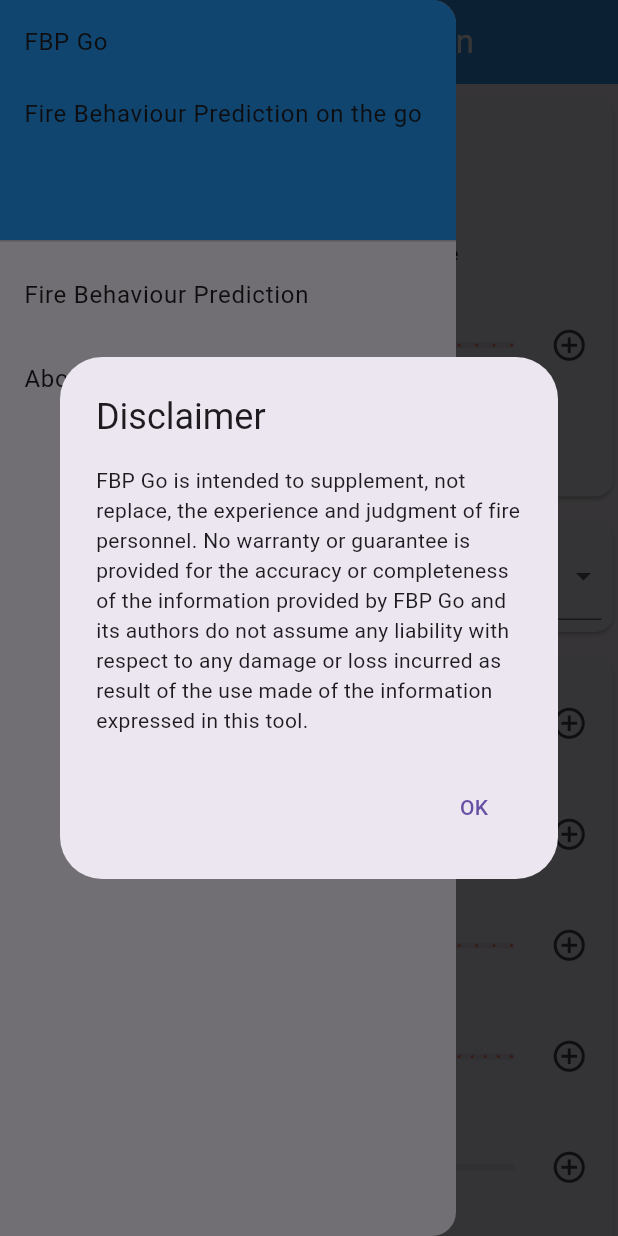
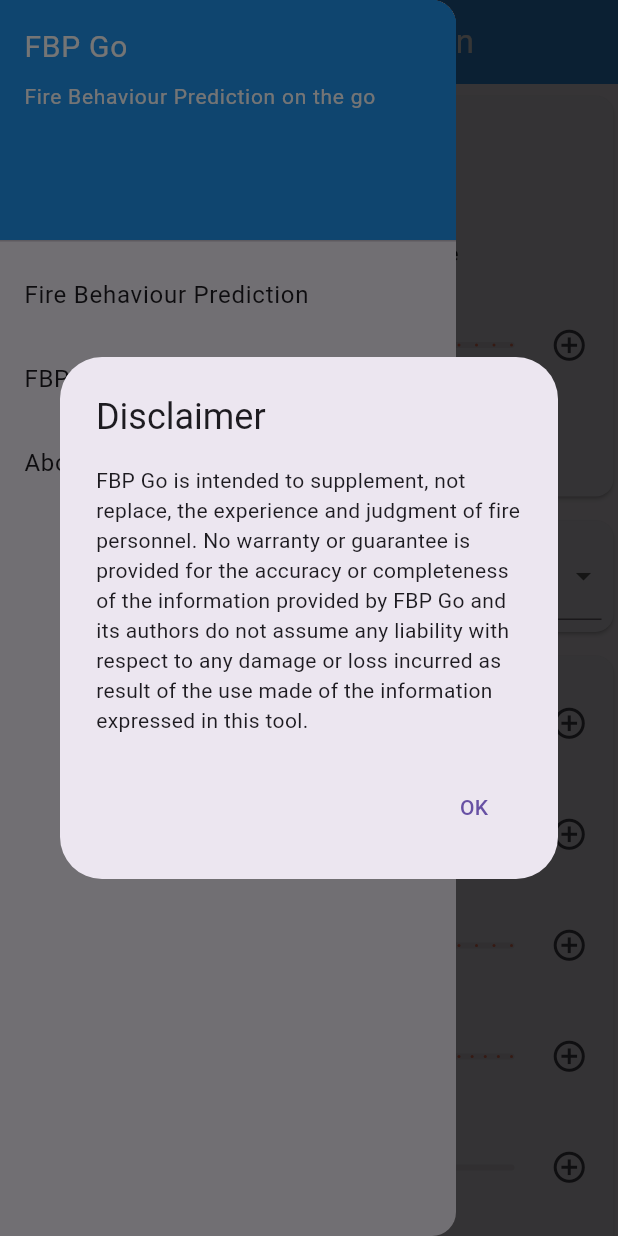
Before and after one commit to bcgov/fbp-go, a Flutter app: the screen it shows after launch, with the side drawer open, on a phone screen of 412 x 824 dp. Run offline on Flutter 3.47's test engine with Material 3 defaults, Android fonts, the light colour scheme and no system bars; our stand-ins replace geolocator, permission_handler, shared_preferences.

Commit message:
Assumptions Page (#32)
- Adds FBP assumptions from red book with citation
- Cleans up menu header
- Bumps to new minor version 1.1.0

```diff
--- a/lib/main.dart
+++ b/lib/main.dart
@@ -18,6 +18,7 @@
 import 'package:flutter/services.dart';
 
 import 'about.dart';
+import 'assumptions.dart';
 import 'fbp_advanced.dart';
 import 'package:flutter/material.dart';
 import 'cffdrs/fire_behaviour_prediction.dart';
@@ -47,7 +48,7 @@
   return '';
 }
 
-enum Section { advanced, fwi, about, fmc }
+enum Section { advanced, fwi, about, fmc, assumptions }
 
 class HomePage extends StatefulWidget {
   const HomePage({super.key});
@@ -72,6 +73,8 @@
         return 'About';
       case Section.fmc:
         return 'FMC';
+      case Section.assumptions:
+        return 'FBP System Assumptions';
       default:
         throw Exception('Unknown section');
     }
@@ -127,6 +130,11 @@
           padding: const EdgeInsets.only(left: edgeInset, right: edgeInset),
           child: const FoliarMoistureContent(),
         );
+      case (Section.assumptions):
+        return SingleChildScrollView(
+          padding: EdgeInsets.only(left: edgeInset, right: edgeInset),
+          child: Column(children: [AssumptionsPage()]),
+        );
     }
   }
 
@@ -147,9 +155,22 @@
         child: ListView(
           padding: EdgeInsets.zero,
           children: [
-            const DrawerHeader(
+            DrawerHeader(
               decoration: BoxDecoration(color: Colors.blue),
-              child: Text('FBP Go\n\nFire Behaviour Prediction on the go'),
+              child: Column(
+                crossAxisAlignment: CrossAxisAlignment.start,
+                children: [
+                  Text(
+                    'FBP Go',
+                    style: TextStyle(fontSize: 20, color: Colors.white),
+                  ),
+                  SizedBox(height: 8),
+                  Text(
+                    'Fire Behaviour Prediction on the go',
+                    style: TextStyle(fontSize: 14, color: Colors.white),
+                  ),
+                ],
+              ),
             ),
             ListTile(
               title: const Text('Fire Behaviour Prediction'),
@@ -163,6 +184,12 @@
             //     onTap: () {
             //       _changeSection(Section.fwi);
             //     }),
+            ListTile(
+              title: const Text('FBP System Assumptions'),
+              onTap: () {
+                _changeSection(Section.assumptions);
+              },
+            ),
             ListTile(
               title: const Text('About'),
               onTap: () {
--- a/pubspec.yaml
+++ b/pubspec.yaml
@@ -15,7 +15,7 @@
 # In iOS, build-name is used as CFBundleShortVersionString while build-number used as CFBundleVersion.
 # Read more about iOS versioning at
 # https://developer.apple.com/library/archive/documentation/General/Reference/InfoPlistKeyReference/Articles/CoreFoundationKeys.html
-version: 1.0.15+24
+version: 1.1.0+25
 
 environment:
   sdk: ">=3.9.0 <4.0.0"
```
Also changed, not shown: lib/assumptions.dart (added, +96 -0 lines), 1 other file.
